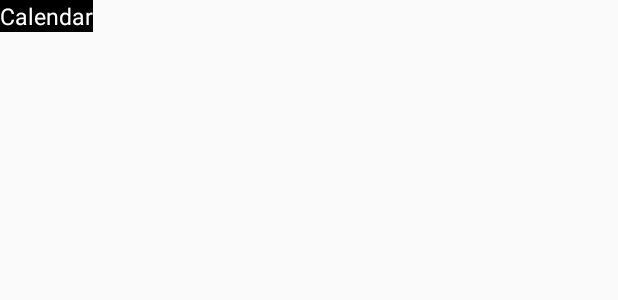
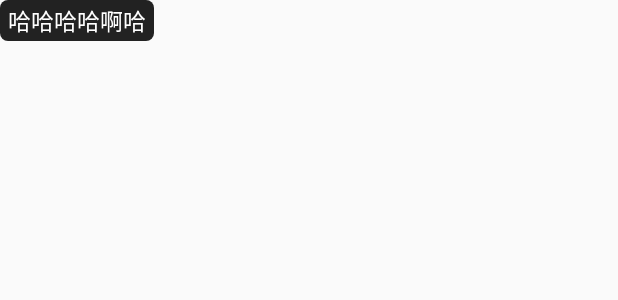
Before and after one commit to miaoMiaoDaShi/TimeLimitView, an Android app: the layout pop_hint.xml on its own in the app's theme, with its tools: preview values and no code run, on a phone screen of 412 x 824 dp. Shown: the top 300 px of the screen. Run offline under Robolectric (Android 15) with nearby library versions, the phone set to English and light mode, and no system bars.

Commit message:
[ADD] 完成控件的开发

```diff
--- a/library/src/main/java/com/prolificinteractive/materialcalendarview/DayView.java
+++ b/library/src/main/java/com/prolificinteractive/materialcalendarview/DayView.java
@@ -232,7 +232,7 @@ class DayView extends View {
             final int locations[] = new int[2];
             locations[0] = (int) getX();
             locations[1] = (int) getY();
-            EventBus.getDefault().post(new LocationEvent(locations, date.isStrat(), date.isEnd(),getWidth()));
+            EventBus.getDefault().post(new LocationEvent(locations, date.isStrat(), date.isEnd(),mIsLeft,mIsRight,getWidth()));
         }
     }
 
--- /dev/null
+++ b/library/src/main/res/drawable/shape_bg_hint.xml
@@ -0,0 +1,5 @@
+<?xml version="1.0" encoding="utf-8"?>
+<shape xmlns:android="http://schemas.android.com/apk/res/android">
+    <solid android:color="#222222" />
+    <corners android:radius="5dp" />
+</shape>
--- a/library/src/main/res/layout/pop_hint.xml
+++ b/library/src/main/res/layout/pop_hint.xml
@@ -2,13 +2,26 @@
 <LinearLayout xmlns:android="http://schemas.android.com/apk/res/android"
     android:layout_width="wrap_content"
     android:layout_height="wrap_content"
-    android:orientation="vertical"
-    android:background="@android:color/background_dark">
+    xmlns:tools="http://schemas.android.com/tools"
+    android:visibility="invisible"
+    tools:visibility="visible"
+    android:orientation="vertical">
 
-    <TextView
-        android:layout_width="wrap_content"
-        android:layout_height="wrap_content"
-        android:text="@string/calendar"
-        android:textColor="@android:color/white"
-        android:textSize="15sp" />
+   <LinearLayout
+       android:layout_width="wrap_content"
+       android:layout_height="wrap_content"
+       android:gravity="center">
+       <TextView
+           android:id="@+id/tvTitle"
+           android:paddingRight="5dp"
+           android:paddingLeft="5dp"
+           android:paddingTop="2dp"
+           android:paddingBottom="2dp"
+           android:layout_width="wrap_content"
+           android:layout_height="wrap_content"
+           android:textColor="@android:color/white"
+           android:background="@drawable/shape_bg_hint"
+           android:textSize="15sp"
+           tools:text="哈哈哈哈啊哈"/>
+   </LinearLayout>
 </LinearLayout>
```
Also changed, not shown: library/src/main/java/com/prolificinteractive/materialcalendarview/LocationEvent.java (+24 -1 lines), library/src/main/java/com/prolificinteractive/materialcalendarview/MaterialCalendarView.java (+47 -2 lines).
